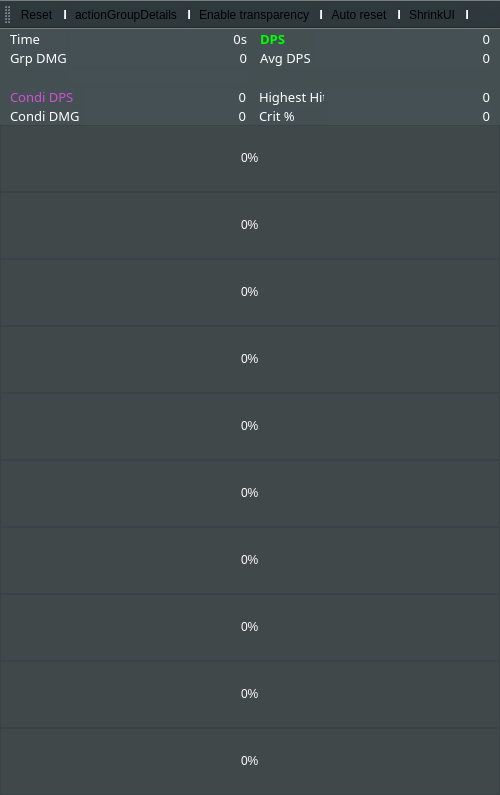
Old version of the form mainwindow.ui in the repository Tyrox92/Gw2SPECS.
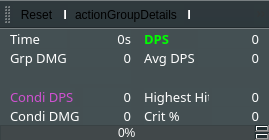
New version of the form. Icons and pictures are not drawn.

Commit message:
adjustments to legend-labels
- removed some old code that was commented out and already replaced with new one
- "new" bug: window drops from mouse cursor when moving; guess this is fomr hiding every cycle; got an idea how to fix this

The edit to the form file:
```diff
--- a/mainwindow.ui
+++ b/mainwindow.ui
@@ -9,8 +9,8 @@
    <rect>
     <x>0</x>
     <y>0</y>
-    <width>500</width>
-    <height>795</height>
+    <width>269</width>
+    <height>138</height>
    </rect>
   </property>
   <property name="sizePolicy">
@@ -21,7 +21,7 @@
   </property>
   <property name="minimumSize">
    <size>
-    <width>220</width>
+    <width>256</width>
     <height>0</height>
    </size>
   </property>
@@ -1150,8 +1150,8 @@
            <rect>
             <x>0</x>
             <y>0</y>
-            <width>500</width>
-            <height>679</height>
+            <width>252</width>
+            <height>180</height>
            </rect>
           </property>
           <property name="sizePolicy">
```
The commit also changes 1 other file.
